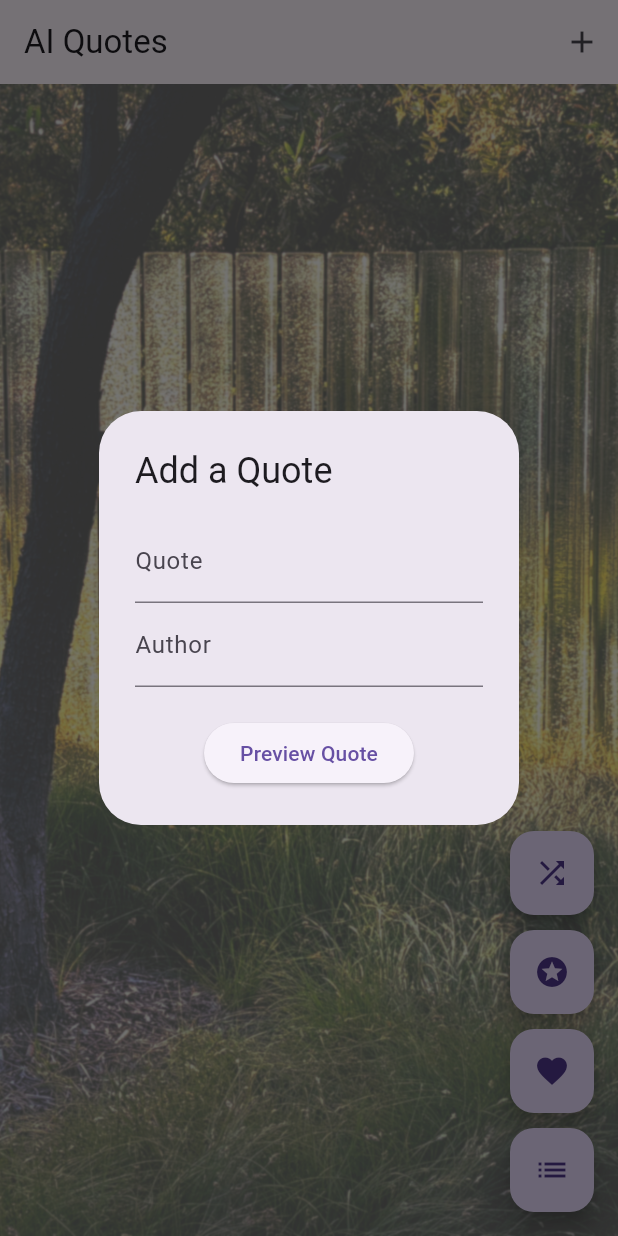
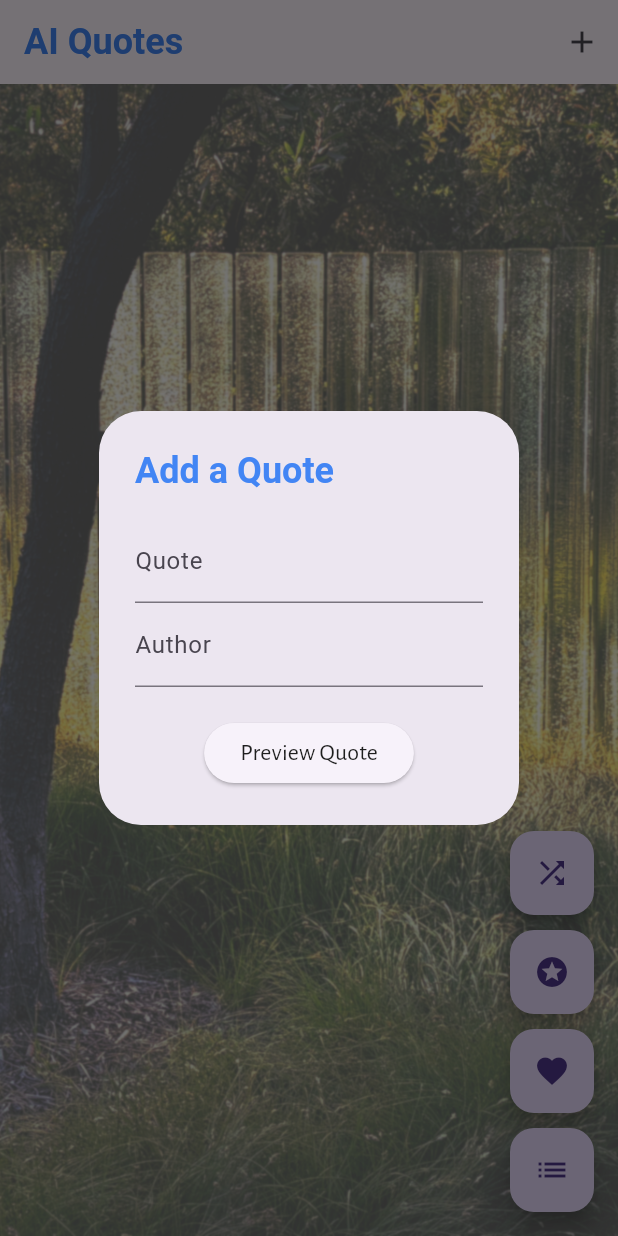
Before and after one commit to JavaVista/AI-Quotes, a Flutter app: the screen it shows after launch, after a tap on the "add" icon, on a phone screen of 412 x 824 dp. Run offline on Flutter 3.47's test engine with Material 3 defaults, Android fonts, the light colour scheme and no system bars; our stand-ins replace cloud_firestore, firebase_core, flutter_dotenv, logger; accounts and stored records are empty; network calls fail; Roboto replaces fonts that are missing (GowunBatang).

Commit message:
feat: :lipstick: add font, image util, colors

```diff
--- a/lib/pages/home_page.dart
+++ b/lib/pages/home_page.dart
@@ -1,3 +1,5 @@
+import 'package:ai_quotes_app/theme/colors.dart';
+import 'package:ai_quotes_app/theme/typography.dart';
 import 'package:flutter/material.dart';
 import 'package:logger/logger.dart';
 import 'package:provider/provider.dart';
@@ -32,7 +34,7 @@ class HomePageState extends State<HomePage> {
 
     return Scaffold(
       appBar: AppBar(
-        title: const Text('AI Quotes'),
+        title: const Text('AI Quotes', style: AppTypography.heading),
         actions: [
           IconButton(
             icon: const Icon(Icons.add),
@@ -45,18 +47,26 @@ class HomePageState extends State<HomePage> {
       body: Container(
         decoration: const BoxDecoration(
           image: DecorationImage(
-            image: AssetImage('assets/ai_quotes_bkg_zen.jpg'),
+            image: AssetImage('assets/images/ai_quotes_bkg_zen.jpg'),
             fit: BoxFit.cover,
           ),
         ),
-        child: Column(
+        child: Stack(
           children: [
+            if (previewQuote.isEmpty)
+              const Center(
+                child: Text(
+                  'Welcome to AI Quotes',
+                  style: AppTypography.heading,
+                ),
+              ),
             if (previewQuote.isNotEmpty)
-              Card(
+              Center(
+                child: Card(
                   margin: const EdgeInsets.all(16.0),
                   child: ListTile(
-                  title: Text(previewQuote),
-                  subtitle: Text('$previewAuthor, $previewOccupation'),
+                    title: Text(previewQuote, style: AppTypography.cardText),
+                    subtitle: Text('$previewAuthor, $previewOccupation', style: AppTypography.body),
                     trailing: IconButton(
                       icon: const Icon(Icons.add),
                       onPressed: () {
@@ -67,20 +77,11 @@ class HomePageState extends State<HomePage> {
                           occupation: previewOccupation,
                           imageUrl: previewImageUrl,
                         );
-                      log.d(
-                          'This is the newQuote: $newQuote.paragraph $newQuote.imageUrl');
                         firebaseService.addQuote(newQuote);
                         _clearPreview();
                         Navigator.pushNamed(context, '/quotes');
                       },
                     ),
-                ),
-              ),
-            const Expanded(
-              child: Center(
-                child: Text(
-                  'Welcome to AI Quotes',
-                  style: TextStyle(fontSize: 24, color: Colors.white),
                   ),
                 ),
               ),
@@ -144,7 +145,7 @@ class HomePageState extends State<HomePage> {
       context: context,
       builder: (BuildContext context) {
         return AlertDialog(
-          title: const Text('Add a Quote'),
+          title: const Text('Add a Quote', style: AppTypography.heading,),
           content: SingleChildScrollView(
             child: Column(
               children: [
@@ -167,7 +168,7 @@ class HomePageState extends State<HomePage> {
                     });
                     Navigator.of(context).pop();
                   },
-                  child: const Text('Preview Quote'),
+                  child: const Text('Preview Quote', style: AppTypography.body),
                 ),
               ],
             ),
--- a/lib/pages/quotes_list_page.dart
+++ b/lib/pages/quotes_list_page.dart
@@ -1,3 +1,4 @@
+import 'package:ai_quotes_app/theme/typography.dart';
 import 'package:ai_quotes_app/utils/image_utils.dart';
 import 'package:flutter/material.dart';
 import 'package:provider/provider.dart';
@@ -34,8 +35,8 @@ class QuotesListPage extends StatelessWidget {
                   leading: CircleAvatar(
                     backgroundImage: getAuthorImage(quote),
                   ),
-                  title: Text(quote.paragraph),
-                  subtitle: Text('${quote.author}, ${quote.occupation}'),
+                  title: Text(quote.paragraph, style: AppTypography.cardText),
+                  subtitle: Text('${quote.author}, ${quote.occupation}', style: AppTypography.body),
                   trailing: Row(
                     mainAxisSize: MainAxisSize.min,
                     children: [
--- /dev/null
+++ b/lib/theme/typography.dart
@@ -0,0 +1,23 @@
+import 'package:flutter/material.dart';
+import 'colors.dart';
+
+class AppTypography {
+  static const TextStyle heading = TextStyle(
+    fontFamily: 'GowunBatang',
+    fontWeight: FontWeight.bold,
+    fontSize: 24,
+    color: primaryColor,
+  );
+
+  static const TextStyle body = TextStyle(
+    fontFamily: 'AlegreyaSans',
+    fontSize: 16,
+    color: primaryGreyScale,
+  );
+
+  static const TextStyle cardText = TextStyle(
+    fontFamily: 'AlegreyaSans',
+    fontSize: 14,
+    color: primaryGreyScale,
+  );
+}
--- a/lib/utils/image_utils.dart
+++ b/lib/utils/image_utils.dart
@@ -3,11 +3,11 @@ import 'package:ai_quotes_app/models/quote.dart';
 
 ImageProvider<Object> getAuthorImage(Quote quote) {
   if (quote.author == 'Gemini') {
-    return const AssetImage('assets/google-gemini-icon.png');
+    return const AssetImage('assets/images/google-gemini-icon.png');
   } else if (quote.imageUrl.isNotEmpty) {
     return NetworkImage(quote.imageUrl);
   } else {
     return const AssetImage(
-        'assets/half-face-selfie-on-phone-screen-in-a-hand.png');
+        'assets/images/half-face-selfie-on-phone-screen-in-a-hand.png');
   }
 }
```
Also changed, not shown: lib/pages/favorite_quotes_page.dart (+4 -3 lines), lib/theme/colors.dart (added, +16 -0 lines), pubspec.yaml (+17 -9 lines), assets/fonts/AlegreyaSans-Bold.ttf (added), assets/fonts/AlegreyaSans-Regular.ttf (added), assets/images/ai_quotes_bkg_zen.jpg (renamed from assets/ai_quotes_bkg_zen.jpg), assets/images/google-gemini-icon.png (renamed from assets/google-gemini-icon.png), assets/images/half-face-selfie-on-phone-screen-in-a-hand.png (renamed from assets/half-face-selfie-on-phone-screen-in-a-hand.png), 2 other files. Lines whose indentation alone changed are shown as unchanged.
